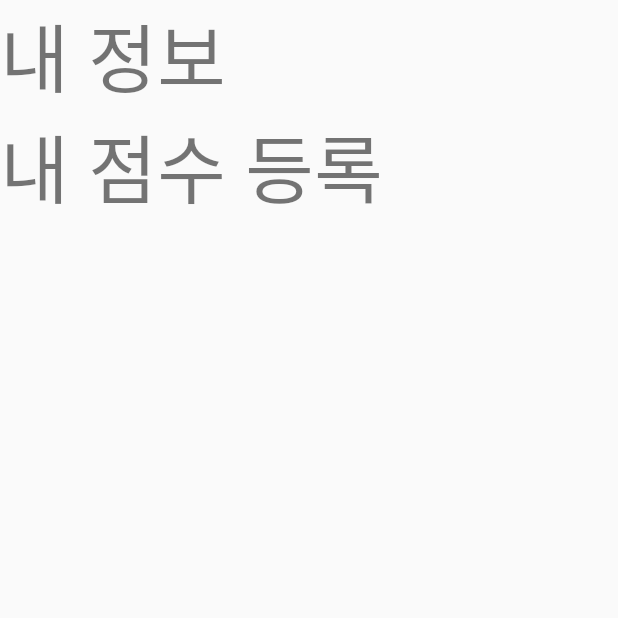
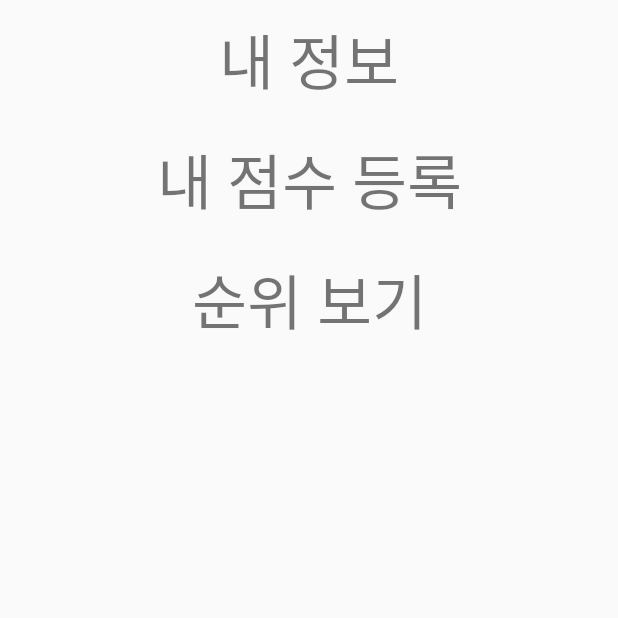
Before and after one commit to bohyup/LetsWalk, an Android app: the fragment More shown on its own in the app's theme, on a phone screen of 412 x 824 dp, the top half of it. Run offline under Robolectric (Android 15) with nearby library versions, the phone set to English and light mode, and no system bars.

Commit message:
"일단 세번째 페이지 대충 종료"

```diff
--- a/app/src/main/java/com/hyupb/letswalk/MainActivity.java
+++ b/app/src/main/java/com/hyupb/letswalk/MainActivity.java
@@ -69,7 +69,7 @@ public class MainActivity extends AppCompatActivity {
 
         tabHost.addTab(tabHost.newTabSpec("today").setIndicator("TODAY"),DummyFragment.class,null);
         tabHost.addTab(tabHost.newTabSpec("report").setIndicator("REPORT"),DummyFragment.class,null);
-        tabHost.addTab(tabHost.newTabSpec("trails").setIndicator("TRAILS"),DummyFragment.class,null);
+        tabHost.addTab(tabHost.newTabSpec("trails").setIndicator("HEALTH NEWS"),DummyFragment.class,null);
         tabHost.addTab(tabHost.newTabSpec("more").setIndicator("MORE"),DummyFragment.class,null);
 
 
@@ -127,7 +127,9 @@ public class MainActivity extends AppCompatActivity {
 
 
         if(first==false){
-            new LoginDialog(this).show();
+            LoginDialog loginDialog = new LoginDialog(this);
+            loginDialog.setCanceledOnTouchOutside(false);
+            loginDialog.show();
 
         }else{
             Log.d("Is first Time?", "not first");
--- a/app/src/main/java/com/hyupb/letswalk/More.java
+++ b/app/src/main/java/com/hyupb/letswalk/More.java
@@ -2,21 +2,55 @@ package com.hyupb.letswalk;
 
 import android.support.annotation.Nullable;
 import android.support.v4.app.Fragment;
-import android.support.v7.app.AppCompatActivity;
 import android.os.Bundle;
 import android.view.LayoutInflater;
 import android.view.View;
 import android.view.ViewGroup;
+import android.widget.TextView;
 
 public class More extends Fragment {
+
+    TextView info,scoreUpload,rank;
 
     @Nullable
     @Override
     public View onCreateView(LayoutInflater inflater, @Nullable ViewGroup container, @Nullable Bundle savedInstanceState) {
         View view = inflater.inflate(R.layout.activity_more,container,false);
 
+        info = view.findViewById(R.id.more_info);
+        scoreUpload = view.findViewById(R.id.more_score_upload);
+        rank = view.findViewById(R.id.more_rank);
 
+        info.setOnClickListener(moreListner);
+        scoreUpload.setOnClickListener(moreListner);
+        rank.setOnClickListener(moreListner);
 
         return view;
     }
+
+
+
+    View.OnClickListener moreListner = new View.OnClickListener() {
+        @Override
+        public void onClick(View view) {
+
+            switch (view.getId()){
+                case R.id.more_info:
+
+                    break;
+
+                case R.id.more_score_upload:
+
+
+
+                    break;
+
+                case R.id.more_rank:
+
+                    break;
+            }
+
+        }
+    };
+
 }
--- a/app/src/main/res/layout/activity_more.xml
+++ b/app/src/main/res/layout/activity_more.xml
@@ -12,16 +12,28 @@
         android:orientation="vertical">
 
         <TextView
+            android:id="@+id/more_info"
             android:layout_width="match_parent"
-            android:layout_height="wrap_content"
-            android:textSize="50sp"
-            android:text="내 정보"/>
+            android:layout_height="80dp"
+            android:textSize="40sp"
+            android:gravity="center"
+            android:text="내 정보" />
 
         <TextView
+            android:id="@+id/more_score_upload"
             android:layout_width="match_parent"
-            android:layout_height="wrap_content"
-            android:textSize="50sp"
+            android:layout_height="80dp"
+            android:textSize="40sp"
+            android:gravity="center"
             android:text="내 점수 등록"/>
+
+        <TextView
+            android:id="@+id/more_rank"
+            android:layout_width="match_parent"
+            android:layout_height="80dp"
+            android:textSize="40sp"
+            android:gravity="center"
+            android:text="순위 보기" />
 
     </LinearLayout>
 
```
Also changed, not shown: app/src/main/java/com/hyupb/letswalk/LoginDialog.java (+3 -5 lines), app/src/main/res/layout/login_dialog.xml (+21 -10 lines).
